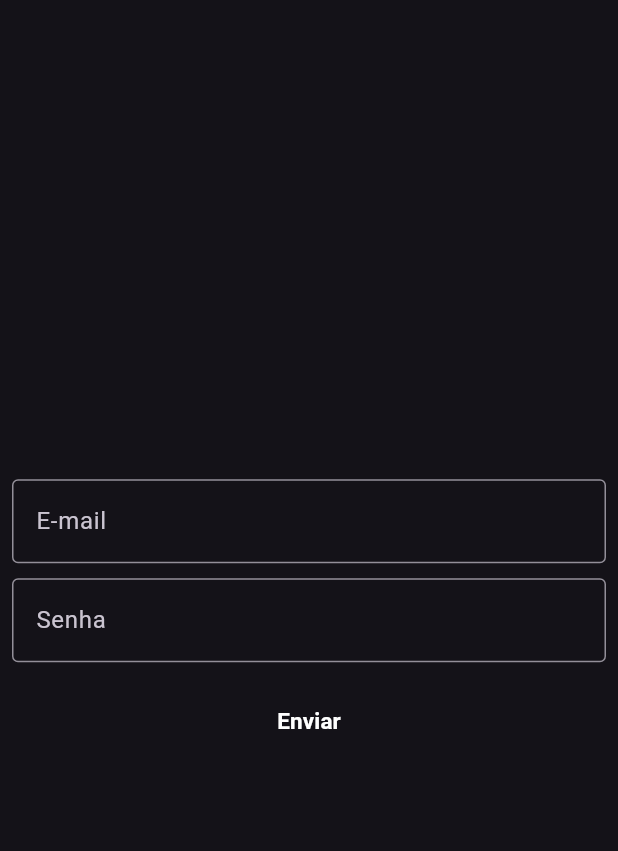
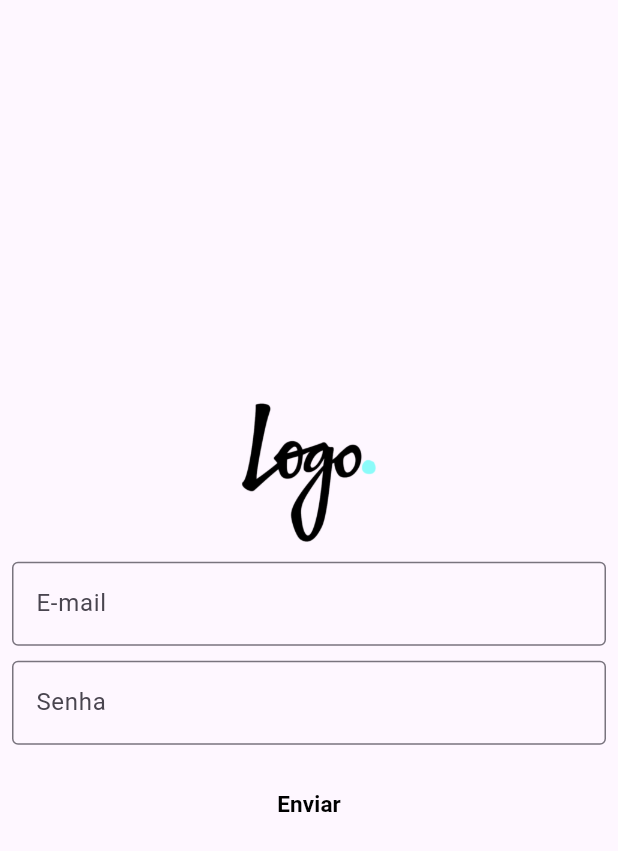
Before and after one commit to SaraTuma/Flutter-Apps-Practices, a Flutter app: the screen it shows after launch, after a tap on "Enviar", on a phone screen of 412 x 824 dp. Shown: the top 851 px of the screen. Run offline on Flutter 3.47's test engine with Material 3 defaults, Android fonts, the phone set to English and light mode, and no system bars.

Commit message:
Login page design done

```diff
--- a/lib/login.dart
+++ b/lib/login.dart
@@ -24,6 +24,14 @@ class _LoginPageState extends State<LoginPage> {
             child: Column(
               mainAxisAlignment: MainAxisAlignment.center,
               children: [
+                Container(
+                  width: 100,
+                  height: 100,
+                  child: Image.asset('assets/images/logo.png'),
+                ),
+                Container(
+                  height: 10,
+                ),
                 TextField(
                   onChanged: (value) {
                     email = value;
@@ -47,15 +55,13 @@ class _LoginPageState extends State<LoginPage> {
                   height: 15,
                 ),
                 TextButton(
+
                     onPressed: () {
                       if (email == 'teste@gmail.com' && senha == '123') {
-                        print("Correcto!!");
-                        Navigator.of(context)
-                            .pushReplacement(MaterialPageRoute(builder: (context) =>
-                          MyHomePage(title: "Teste")
-                        ));
+                        print("Login Correcto!!");
+                        Navigator.of(context).pushReplacementNamed('/home');
                       } else {
-                        print("Incorrecto!");
+                        print("Login Incorrecto!");
                       }
                     },
                     child: const Text(
@@ -63,7 +69,7 @@ class _LoginPageState extends State<LoginPage> {
                       style: TextStyle(
                           fontSize: 15,
                           fontWeight: FontWeight.bold,
-                          color: Colors.white),
+                          color: Colors.black),
                     )),
               ],
             ),
--- a/lib/main.dart
+++ b/lib/main.dart
@@ -21,10 +21,14 @@ class MyApp extends StatelessWidget {
             theme: ThemeData(
                 primarySwatch: Colors.red,
                 brightness: AppController.instance.isDarkTheme
-                    ? Brightness.light
-                    : Brightness.dark),
+                    ? Brightness.dark
+                    : Brightness.light),
             //home: const MyHomePage(title: 'Flutter Sara TESTEEEEEEE'),
-            home: const LoginPage(),
+            initialRoute: '/',
+            routes: {
+              '/': (context) => LoginPage(),
+              '/home': (context) => MyHomePage(title: "Teste")
+            },
           );
         });
   }
--- a/pubspec.yaml
+++ b/pubspec.yaml
@@ -59,8 +59,8 @@ flutter:
   uses-material-design: true
 
   # To add assets to your application, add an assets section, like this:
-  # assets:
-  #   - images/a_dot_burr.jpeg
+  assets:
+    - assets/images/logo.png
   #   - images/a_dot_ham.jpeg
 
   # An image asset can refer to one or more resolution-specific "variants", see
```
Also changed, not shown: assets/images/logo.png (added), lib/app_widget.dart (deleted).
